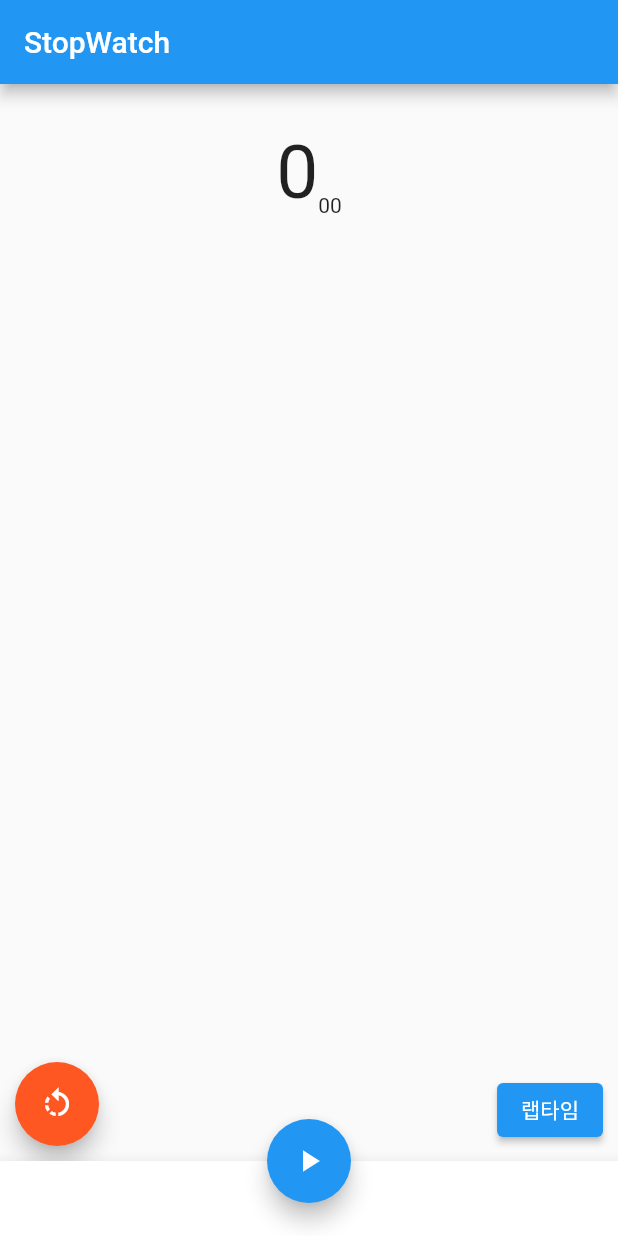
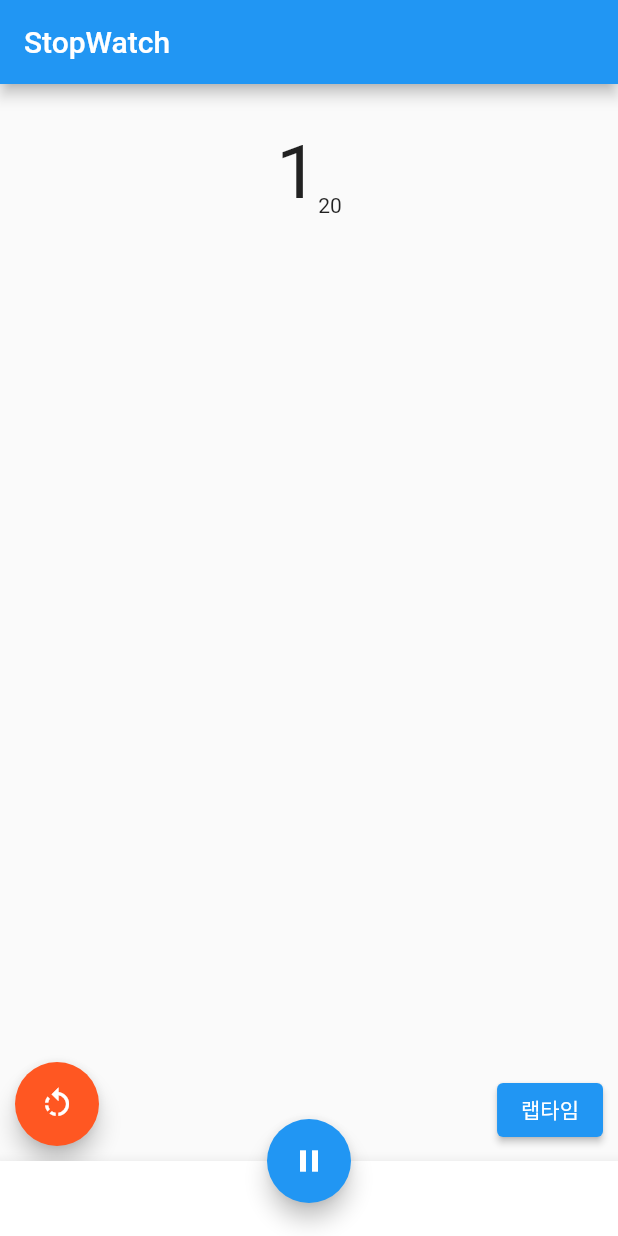
Before and after one commit to mcoding777/Flutter_Study, a Flutter app: the screen it shows after launch, after a tap on the "play arrow" icon, on a phone screen of 412 x 824 dp. Run offline on Flutter 3.47's test engine with Material 2 defaults, Android fonts, the phone set to English and light mode, and no system bars.

Commit message:
feat: 시작/멈춤 버튼 및 실시간 시간 표시

```diff
--- a/stopwatch/lib/main.dart
+++ b/stopwatch/lib/main.dart
@@ -1,4 +1,5 @@
 import 'package:flutter/material.dart';
+import 'dart:async';
 
 void main() {
   runApp(const MyApp());
@@ -29,7 +30,47 @@ class StopWatchPage extends StatefulWidget {
 }
 
 class _StopWatchPageState extends State<StopWatchPage> {
+  late Timer _timer; // Timer는 non-nullable => 초기화를 늦추기 위한 late 키워드 사용
+
+  var _time = 0; // 0.01초마다 1씩 증가시킬 정수형 변수
+  var _isRunning = false; // 현재 시작 상태
+
+  List<String> _lapTimes = []; // 랩타임에 표시할 시간을 저장하는 리스트
+
+  @override
+  void dispose() {
+    // 앱이 종료될 때 Timer도 종료시키기
+    _timer?.cancel(); // 경고 발생 : 수신자는 null 일 수 없다
+    super.dispose();
+  }
+
+  void _clickButton() {
+    _isRunning = !_isRunning;
+
+    if (_isRunning) {
+      _start();
+    } else {
+      _pause();
+    }
+  }
+
+  void _start() {
+    _timer = Timer.periodic(const Duration(milliseconds: 10), (timer) {
+      setState(() {
+        _time++;
+      });
+    });
+  }
+
+  void _pause() {
+    _timer?.cancel();
+  }
+
   Widget _buildBody() {
+    var sec = _time ~/ 100; // 초 (몫을 구하는 연산자 ~/)
+    var hundredth =
+        '${_time % 100}'.padLeft(2, '0'); // 1/100초 (2글자로 표현하기 위한 함수 padLeft)
+
     return Center(
       child: Padding(
         padding: const EdgeInsets.only(top: 30.0),
@@ -41,15 +82,15 @@ class _StopWatchPageState extends State<StopWatchPage> {
                 // 시간을 표시하는 영역
                 mainAxisAlignment: MainAxisAlignment.center,
                 crossAxisAlignment: CrossAxisAlignment.end,
-                children: const <Widget>[
+                children: <Widget>[
                   // 여기는 왜 const가 붙어야 할까?
                   // flutter의 위젯, final, const에 대한 것 : https://sudarlife.tistory.com/entry/Flutter-%EC%97%90%EC%84%9C%EC%9D%98-immutable-mutable%ED%95%9C-%ED%81%B4%EB%9E%98%EC%8A%A4%EB%A5%BC-immutable-%ED%95%98%EA%B2%8C-%EC%82%AC%EC%9A%A9%ED%95%98%EC%9E%90
                   Text(
                     // 초
-                    '0',
+                    '$sec',
                     style: TextStyle(fontSize: 50.0),
                   ),
-                  Text('00'),
+                  Text(hundredth),
                 ],
               ),
               SizedBox(
@@ -109,9 +150,10 @@ class _StopWatchPageState extends State<StopWatchPage> {
       floatingActionButton: FloatingActionButton(
         // 다른 위젯에 방해 받지 않는, 띄우기 버튼 위젯
         onPressed: () => setState(() {
-          // _clickButton();
+          _clickButton();
         }),
-        child: const Icon(Icons.play_arrow),
+        child:
+            _isRunning ? const Icon(Icons.pause) : const Icon(Icons.play_arrow),
       ),
       floatingActionButtonLocation:
           FloatingActionButtonLocation.centerDocked, // 버튼의 위치 : 아래쪽 가운데
```
